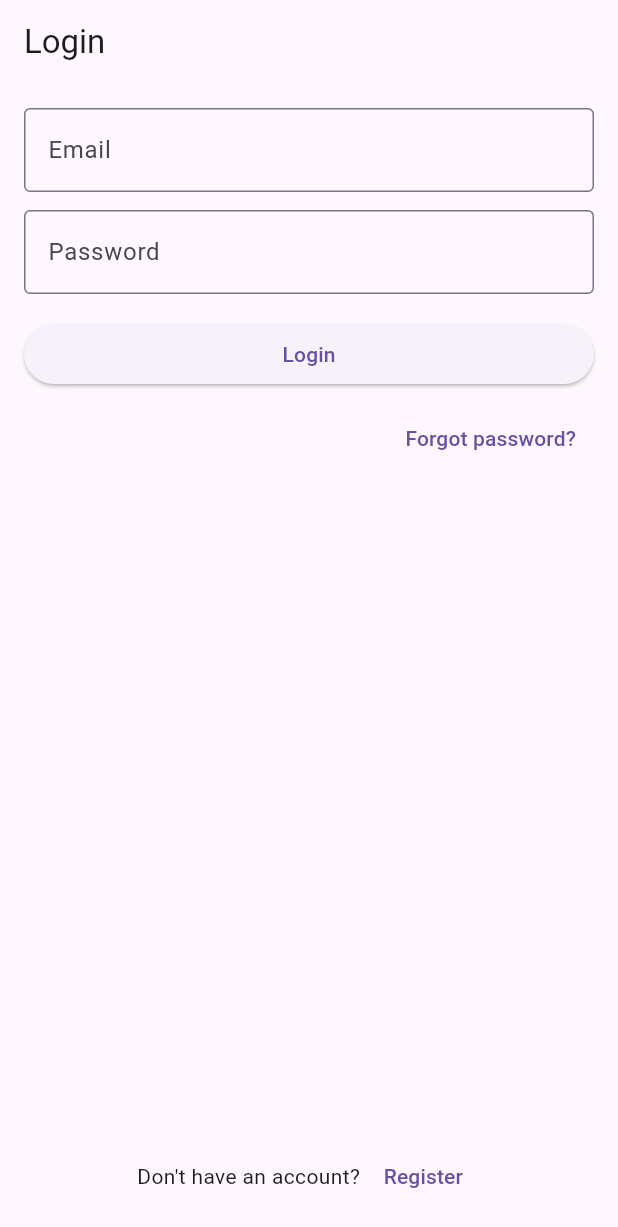
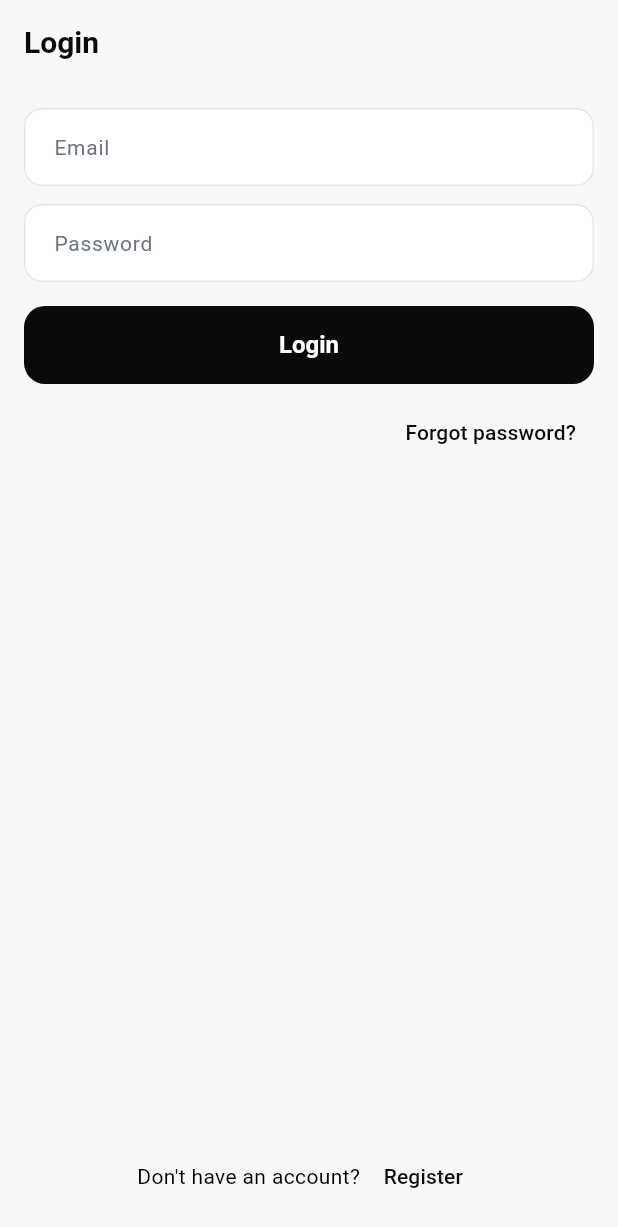
Before and after one commit to Kingpinfx1/myfxmentor, a Flutter app: the screen it shows after launch, on a phone screen of 412 x 824 dp. Shown: the top 1227 px of the screen. Run offline on Flutter 3.47's test engine with Material 3 defaults, Android fonts, the phone set to English and light mode, and no system bars; our stand-ins replace cloud_firestore, firebase_auth, firebase_core, get; accounts and stored records are empty.

Commit message:
Add trading-related models, services, and theme customization

```diff
--- a/lib/bindings/auth_binding.dart
+++ b/lib/bindings/auth_binding.dart
@@ -1,11 +1,13 @@
 import 'package:get/get.dart';
 import '../controllers/auth_controller.dart';
 import '../services/auth_service.dart';
+import '../services/trade_service.dart';
 
 class AuthBinding extends Bindings {
   @override
   void dependencies() {
     Get.put<AuthService>(AuthService(), permanent: true);
     Get.put<AuthController>(AuthController(Get.find()), permanent: true);
+    Get.put<TradeService>(TradeService(), permanent: true);
   }
 }
--- /dev/null
+++ b/lib/core/theme/app_colors.dart
@@ -0,0 +1,25 @@
+import 'package:flutter/material.dart';
+
+class AppColors {
+  AppColors._();
+
+  static const black = Color(0xFF0A0A0A);
+  static const white = Color(0xFFFFFFFF);
+  static const background = Color(0xFFF8F8F8);
+  static const surface = Color(0xFFFFFFFF);
+
+  static const profit = Color(0xFF22C55E);
+  static const loss = Color(0xFFEF4444);
+  static const warning = Color(0xFFF59E0B);
+
+  static const textPrimary = Color(0xFF0A0A0A);
+  static const textSecondary = Color(0xFF6B7280);
+  static const textTertiary = Color(0xFF9CA3AF);
+
+  static const border = Color(0xFFE5E7EB);
+  static const cardShadow = Color(0x0F000000);
+
+  static const profitLight = Color(0xFFDCFCE7);
+  static const lossLight = Color(0xFFFEE2E2);
+  static const warningLight = Color(0xFFFEF3C7);
+}
--- /dev/null
+++ b/lib/core/theme/app_text_styles.dart
@@ -0,0 +1,75 @@
+import 'package:flutter/material.dart';
+import 'app_colors.dart';
+
+class AppTextStyles {
+  AppTextStyles._();
+
+  static const displayLarge = TextStyle(
+    fontSize: 32,
+    fontWeight: FontWeight.w700,
+    color: AppColors.textPrimary,
+    letterSpacing: -0.5,
+  );
+
+  static const displayMedium = TextStyle(
+    fontSize: 24,
+    fontWeight: FontWeight.w700,
+    color: AppColors.textPrimary,
+    letterSpacing: -0.3,
+  );
+
+  static const titleLarge = TextStyle(
+    fontSize: 20,
+    fontWeight: FontWeight.w600,
+    color: AppColors.textPrimary,
+  );
+
+  static const titleMedium = TextStyle(
+    fontSize: 17,
+    fontWeight: FontWeight.w600,
+    color: AppColors.textPrimary,
+  );
+
+  static const titleSmall = TextStyle(
+    fontSize: 15,
+    fontWeight: FontWeight.w600,
+    color: AppColors.textPrimary,
+  );
+
+  static const bodyLarge = TextStyle(
+    fontSize: 16,
+    fontWeight: FontWeight.w400,
+    color: AppColors.textPrimary,
+  );
+
+  static const bodyMedium = TextStyle(
+    fontSize: 14,
+    fontWeight: FontWeight.w400,
+    color: AppColors.textPrimary,
+  );
+
+  static const bodySmall = TextStyle(
+    fontSize: 12,
+    fontWeight: FontWeight.w400,
+    color: AppColors.textSecondary,
+  );
+
+  static const labelLarge = TextStyle(
+    fontSize: 14,
+    fontWeight: FontWeight.w600,
+    color: AppColors.textPrimary,
+  );
+
+  static const labelMedium = TextStyle(
+    fontSize: 12,
+    fontWeight: FontWeight.w500,
+    color: AppColors.textSecondary,
+  );
+
+  static const statValue = TextStyle(
+    fontSize: 22,
+    fontWeight: FontWeight.w700,
+    color: AppColors.textPrimary,
+    letterSpacing: -0.3,
+  );
+}
--- /dev/null
+++ b/lib/core/theme/app_theme.dart
@@ -0,0 +1,124 @@
+import 'package:flutter/material.dart';
+import 'package:flutter/services.dart';
+import 'app_colors.dart';
+import 'app_text_styles.dart';
+
+class AppTheme {
+  AppTheme._();
+
+  static ThemeData get light => ThemeData(
+        useMaterial3: true,
+        colorScheme: const ColorScheme.light(
+          primary: AppColors.black,
+          secondary: AppColors.profit,
+          surface: AppColors.surface,
+          error: AppColors.loss,
+        ),
+        scaffoldBackgroundColor: AppColors.background,
+        appBarTheme: const AppBarTheme(
+          backgroundColor: AppColors.background,
+          elevation: 0,
+          scrolledUnderElevation: 0,
+          centerTitle: false,
+          iconTheme: IconThemeData(color: AppColors.textPrimary),
+          titleTextStyle: AppTextStyles.titleLarge,
+          systemOverlayStyle: SystemUiOverlayStyle.dark,
+        ),
+        cardTheme: CardThemeData(
+          color: AppColors.surface,
+          elevation: 0,
+          shape: RoundedRectangleBorder(
+            borderRadius: BorderRadius.circular(16),
+          ),
+          margin: EdgeInsets.zero,
+        ),
+        elevatedButtonTheme: ElevatedButtonThemeData(
+          style: ElevatedButton.styleFrom(
+            backgroundColor: AppColors.black,
+            foregroundColor: AppColors.white,
+            minimumSize: const Size(double.infinity, 52),
+            shape: RoundedRectangleBorder(
+              borderRadius: BorderRadius.circular(14),
+            ),
+            textStyle: AppTextStyles.labelLarge.copyWith(
+              fontSize: 16,
+              color: AppColors.white,
+            ),
+            elevation: 0,
+          ),
+        ),
+        outlinedButtonTheme: OutlinedButtonThemeData(
+          style: OutlinedButton.styleFrom(
+            foregroundColor: AppColors.black,
+            minimumSize: const Size(double.infinity, 52),
+            shape: RoundedRectangleBorder(
+              borderRadius: BorderRadius.circular(14),
+            ),
+            side: const BorderSide(color: AppColors.border, width: 1.5),
+            textStyle: AppTextStyles.labelLarge.copyWith(fontSize: 16),
+            elevation: 0,
+          ),
+        ),
+        inputDecorationTheme: InputDecorationTheme(
+          filled: true,
+          fillColor: AppColors.surface,
+          border: OutlineInputBorder(
+            borderRadius: BorderRadius.circular(12),
+            borderSide: const BorderSide(color: AppColors.border),
+          ),
+          enabledBorder: OutlineInputBorder(
+            borderRadius: BorderRadius.circular(12),
+            borderSide: const BorderSide(color: AppColors.border),
+          ),
+          focusedBorder: OutlineInputBorder(
+            borderRadius: BorderRadius.circular(12),
+            borderSide: const BorderSide(color: AppColors.black, width: 1.5),
+          ),
+          errorBorder: OutlineInputBorder(
+            borderRadius: BorderRadius.circular(12),
+            borderSide: const BorderSide(color: AppColors.loss),
+          ),
+          contentPadding: const EdgeInsets.symmetric(horizontal: 16, vertical: 14),
+          hintStyle: AppTextStyles.bodyMedium.copyWith(color: AppColors.textTertiary),
+          labelStyle: AppTextStyles.bodyMedium.copyWith(color: AppColors.textSecondary),
+        ),
+        checkboxTheme: CheckboxThemeData(
+          fillColor: WidgetStateProperty.resolveWith((states) {
+            if (states.contains(WidgetState.selected)) return AppColors.black;
+            return AppColors.white;
+          }),
+          shape: RoundedRectangleBorder(borderRadius: BorderRadius.circular(4)),
+          side: const BorderSide(color: AppColors.border, width: 1.5),
+        ),
+        navigationBarTheme: NavigationBarThemeData(
+          backgroundColor: AppColors.surface,
+          indicatorColor: AppColors.black,
+          iconTheme: WidgetStateProperty.resolveWith((states) {
+            if (states.contains(WidgetState.selected)) {
+              return const IconThemeData(color: AppColors.white);
+            }
+            return const IconThemeData(color: AppColors.textTertiary);
+          }),
+          labelTextStyle: WidgetStateProperty.resolveWith((states) {
+            if (states.contains(WidgetState.selected)) {
+              return AppTextStyles.labelMedium.copyWith(color: AppColors.black);
+            }
+            return AppTextStyles.labelMedium;
+          }),
+          elevation: 0,
+          shadowColor: Colors.transparent,
+          surfaceTintColor: Colors.transparent,
+        ),
+        dividerTheme: const DividerThemeData(
+          color: AppColors.border,
+          thickness: 1,
+          space: 1,
+        ),
+        snackBarTheme: SnackBarThemeData(
+          backgroundColor: AppColors.textPrimary,
+          contentTextStyle: AppTextStyles.bodyMedium.copyWith(color: AppColors.white),
+          shape: RoundedRectangleBorder(borderRadius: BorderRadius.circular(12)),
+          behavior: SnackBarBehavior.floating,
+        ),
+      );
+}
--- a/lib/main.dart
+++ b/lib/main.dart
@@ -2,6 +2,7 @@ import 'package:flutter/material.dart';
 import 'package:get/get.dart';
 import 'package:firebase_core/firebase_core.dart';
 import 'package:myfxmentor/bindings/auth_binding.dart';
+import 'core/theme/app_theme.dart';
 import 'firebase_options.dart';
 import 'routes/app_pages.dart';
 import 'routes/app_routes.dart';
@@ -26,6 +27,7 @@ class MyApp extends StatelessWidget {
   Widget build(BuildContext context) {
     return GetMaterialApp(
       debugShowCheckedModeBanner: false,
+      theme: AppTheme.light,
       initialRoute: AppRoutes.gate,
       getPages: AppPages.pages,
       initialBinding: AuthBinding(),
--- /dev/null
+++ b/lib/services/trade_service.dart
@@ -0,0 +1,32 @@
+import 'package:cloud_firestore/cloud_firestore.dart';
+import 'package:firebase_auth/firebase_auth.dart';
+import '../domain/models/trade_model.dart';
+
+class TradeService {
+  final _firestore = FirebaseFirestore.instance;
+
+  String get _uid => FirebaseAuth.instance.currentUser!.uid;
+
+  CollectionReference<Map<String, dynamic>> get _trades =>
+      _firestore.collection('users').doc(_uid).collection('trades');
+
+  Stream<List<Trade>> watchTrades() {
+    return _trades
+        .orderBy('timestamp', descending: true)
+        .snapshots()
+        .map((snap) => snap.docs.map(Trade.fromFirestore).toList());
+  }
+
+  Future<void> addTrade(Trade trade) => _trades.doc(trade.id).set(trade.toFirestore());
+
+  Future<void> deleteTrade(String id) => _trades.doc(id).delete();
+
+  Future<void> deleteAllTrades() async {
+    final snap = await _trades.get();
+    final batch = _firestore.batch();
+    for (final doc in snap.docs) {
+      batch.delete(doc.reference);
+    }
+    await batch.commit();
+  }
+}
```
Also changed, not shown: lib/domain/models/trade_checklist.dart (added, +45 -0 lines), lib/domain/models/trade_direction.dart (added, +20 -0 lines), lib/domain/models/trade_emotion.dart (added, +39 -0 lines), lib/domain/models/trade_model.dart (added, +60 -0 lines).
